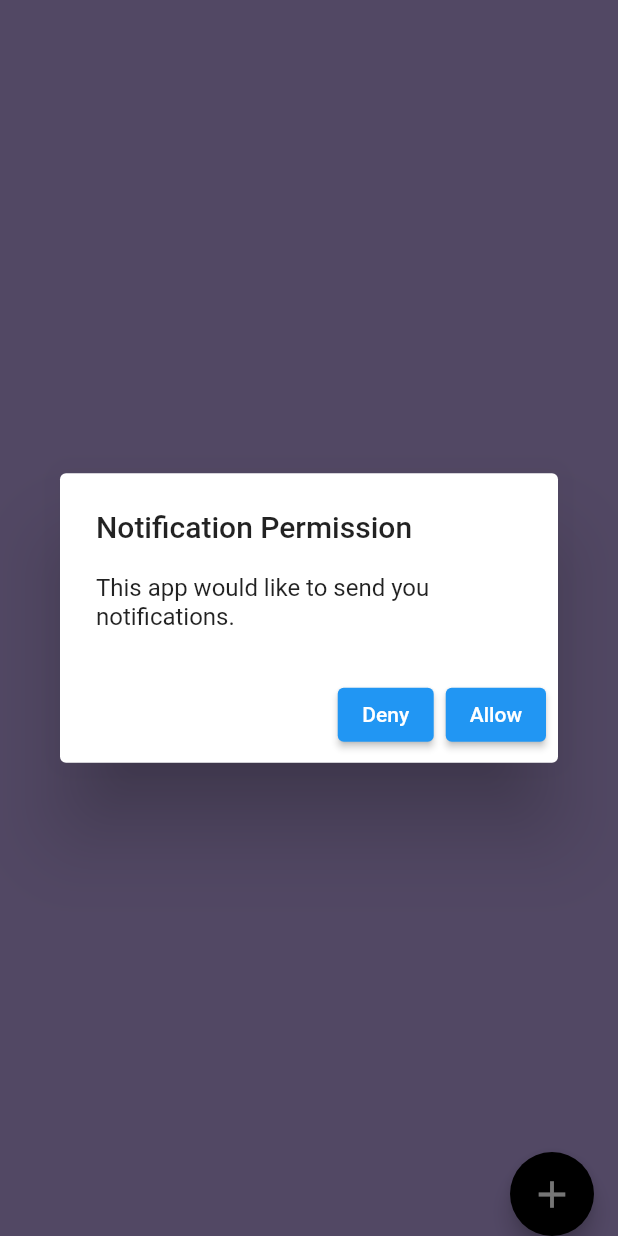
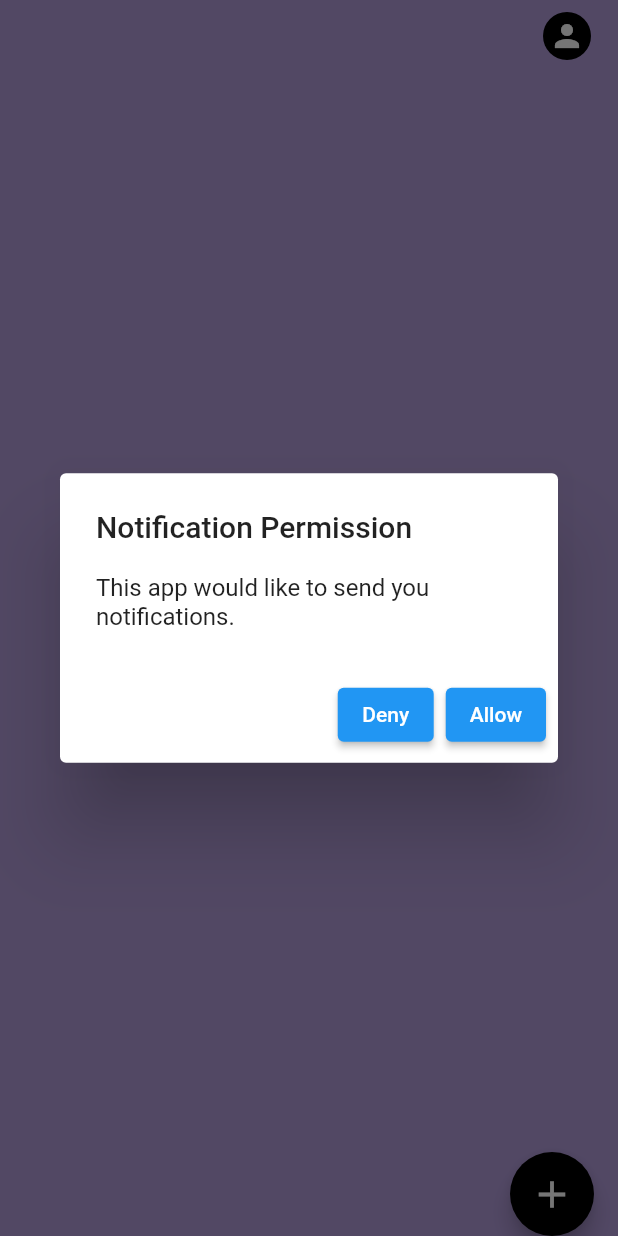
Before and after one commit to ripon1995/todo-mobile, a Flutter app: the HomeView screen opened by its route, on a phone screen of 412 x 824 dp. Run offline on Flutter 3.47's test engine with Material 2 defaults, Android fonts, the phone set to English and light mode, and no system bars; our stand-ins replace dio, firebase_core, firebase_messaging, flutter_dotenv, get, get_storage and 1 more; accounts and stored records are empty.

Commit message:
user profile picture
what?
- home view ui update

```diff
--- a/lib/app/modules/home/views/home_view.dart
+++ b/lib/app/modules/home/views/home_view.dart
@@ -28,6 +28,10 @@ class HomeView extends GetView<HomeController> {
       ),
       floatingActionButtonLocation: FloatingActionButtonLocation.endDocked,
       body: SafeArea(
+        child: Stack(
+          children: [
+            Container(
+              margin: const EdgeInsets.only(top: 50, left: 5),
               child: Column(
                 children: [
                   Obx(
@@ -56,6 +60,13 @@ class HomeView extends GetView<HomeController> {
                         ],
                       ),
                     ),
+                  ),
+                ],
+              ),
+            ),
+            Align(
+              alignment: Alignment.topRight,
+              child: _profileIcon(),
             ),
           ],
         ),
```
Lines whose indentation alone changed are shown as unchanged.
